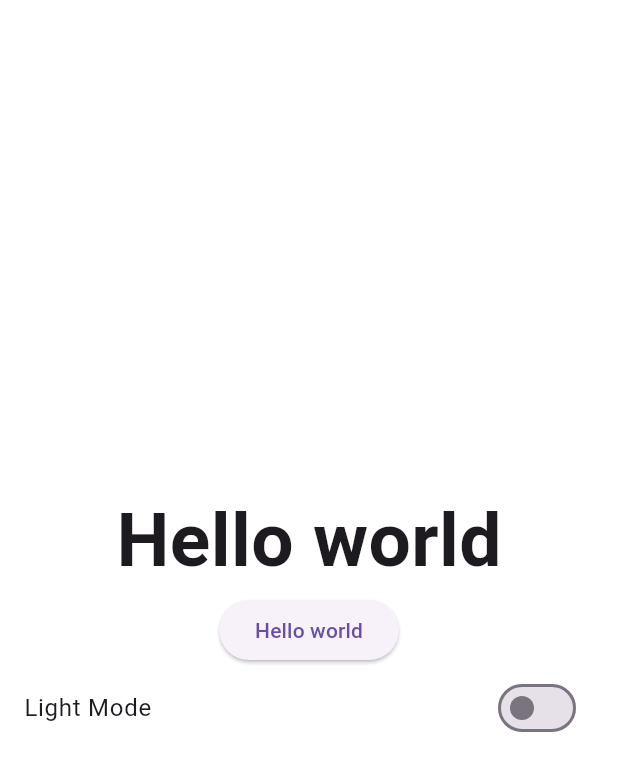
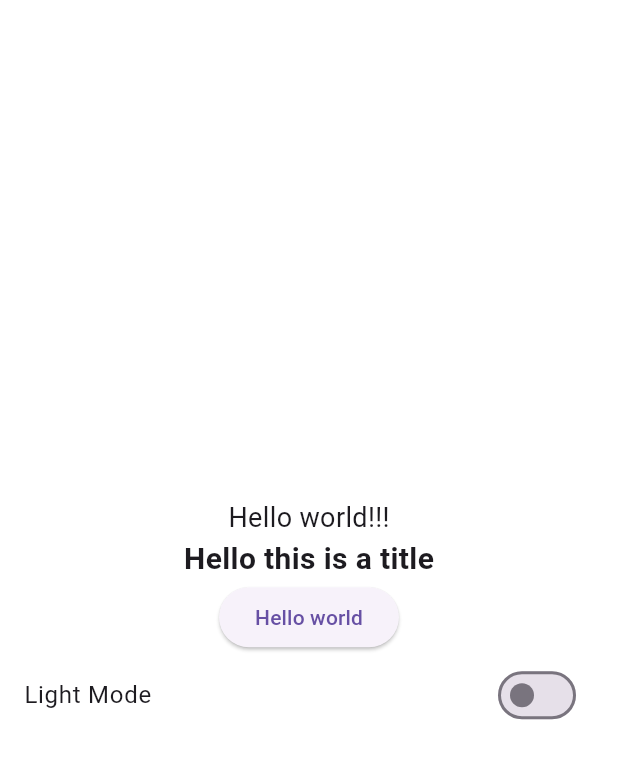
Before and after one commit to poojaaa01/fyp, a Flutter app: the screen it shows after launch, on a phone screen of 412 x 824 dp. Shown: the top 771 px of the screen. Run offline on Flutter 3.47's test engine with Material 3 defaults, Android fonts, the phone set to English and light mode, and no system bars; our stand-ins replace shared_preferences.

Commit message:
Update: Text Widget first stage

```diff
--- a/lib/screens/home_screen.dart
+++ b/lib/screens/home_screen.dart
@@ -3,8 +3,12 @@
 import 'package:flutter/src/widgets/framework.dart';
 import 'package:flutter/src/widgets/placeholder.dart';
 import 'package:fyp/consts/app_colors.dart';
+import 'package:fyp/widgets/subtitle_text.dart';
+import 'package:fyp/widgets/title_text.dart';
 import 'package:provider/provider.dart';
 import 'package:fyp/providers/theme_provider.dart';
+import 'package:fyp/widgets/subtitle_text.dart';
+import 'package:fyp/widgets/title_text.dart';
 
 class HomeScreen extends StatelessWidget {
   const HomeScreen({super.key});
@@ -17,12 +21,10 @@
         child: Column(
           mainAxisAlignment: MainAxisAlignment.center,
           children: [
-            const Text(
-              "Hello world",
-              style: TextStyle(
-                fontSize: 50,
-                fontWeight: FontWeight.bold,
-              ),
+            SubtitleTextWidget(
+              label: "Hello world!!!",
+            ),
+            TitlesTextWidget(label: "Hello this is a title",
             ),
             ElevatedButton(onPressed: () {}, child: const Text("Hello world")),
             SwitchListTile(
--- /dev/null
+++ b/lib/widgets/subtitle_text.dart
@@ -0,0 +1,34 @@
+import 'package:flutter/material.dart';
+import 'package:flutter/src/widgets/framework.dart';
+import 'package:flutter/src/widgets/placeholder.dart';
+
+class SubtitleTextWidget extends StatelessWidget {
+  const SubtitleTextWidget(
+      {super.key,
+        required this.label,
+        this.fontSize = 18,
+        this.fontStyle = FontStyle.normal,
+        this.fontWeight = FontWeight.normal,
+        this.color,
+        this.textDecoration = TextDecoration.none});
+
+  final String label;
+  final double fontSize;
+  final FontStyle fontStyle;
+  final FontWeight? fontWeight;
+  final Color? color;
+  final TextDecoration textDecoration;
+  @override
+  Widget build(BuildContext context) {
+    return Text(
+      label,
+      style: TextStyle(
+        fontSize: fontSize,
+        fontWeight: fontWeight,
+        decoration: textDecoration,
+        color: color,
+        fontStyle: fontStyle,
+      ),
+    );
+  }
+}
--- /dev/null
+++ b/lib/widgets/title_text.dart
@@ -0,0 +1,29 @@
+import 'package:flutter/cupertino.dart';
+
+class TitlesTextWidget extends StatelessWidget {
+  const TitlesTextWidget({
+    Key? key,
+    required this.label,
+    this.fontSize = 20,
+    this.color,
+    this.maxLines,
+  }) : super(key: key);
+
+  final String label;
+  final double fontSize;
+  final Color? color;
+  final int? maxLines;
+  @override
+  Widget build(BuildContext context) {
+    return Text(
+      label,
+      maxLines: maxLines,
+      // textAlign: TextAlign.justify,
+      style: TextStyle(
+          color: color,
+          fontSize: fontSize,
+          fontWeight: FontWeight.bold,
+          overflow: TextOverflow.ellipsis),
+    );
+  }
+}
```
